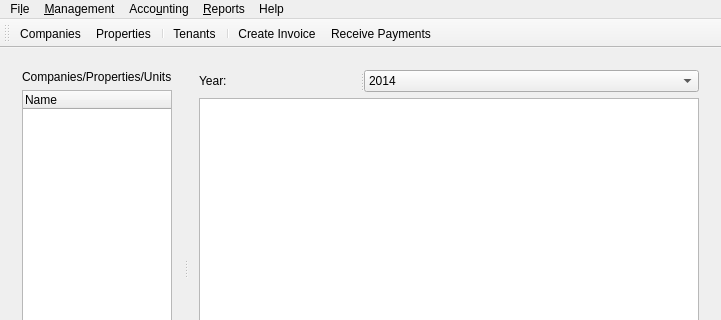
Before: the Qt Designer form rentmanager/rentmanagermainwindow.ui in jayjay-w/rentman, drawn with Qt 5; both pictures show x 0 to 721 and y 0 to 320 of the 721 by 510 pixel window.
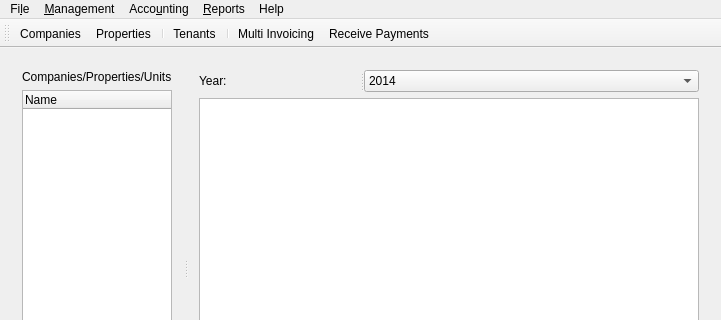
After: the same form once the commit is applied. Icons and pictures are not drawn.

What changed in the file:
```diff
--- a/rentmanager/rentmanagermainwindow.ui
+++ b/rentmanager/rentmanagermainwindow.ui
@@ -222,7 +222,7 @@
    <addaction name="separator"/>
    <addaction name="actionTenants"/>
    <addaction name="separator"/>
-   <addaction name="actionCreate_Invoice"/>
+   <addaction name="actionMulti_Invoicing"/>
    <addaction name="actionReceive_Payments"/>
   </widget>
   <widget class="QStatusBar" name="statusBar"/>
```
Left out of the diff: 8 changed lines with no effect on the pictures.
